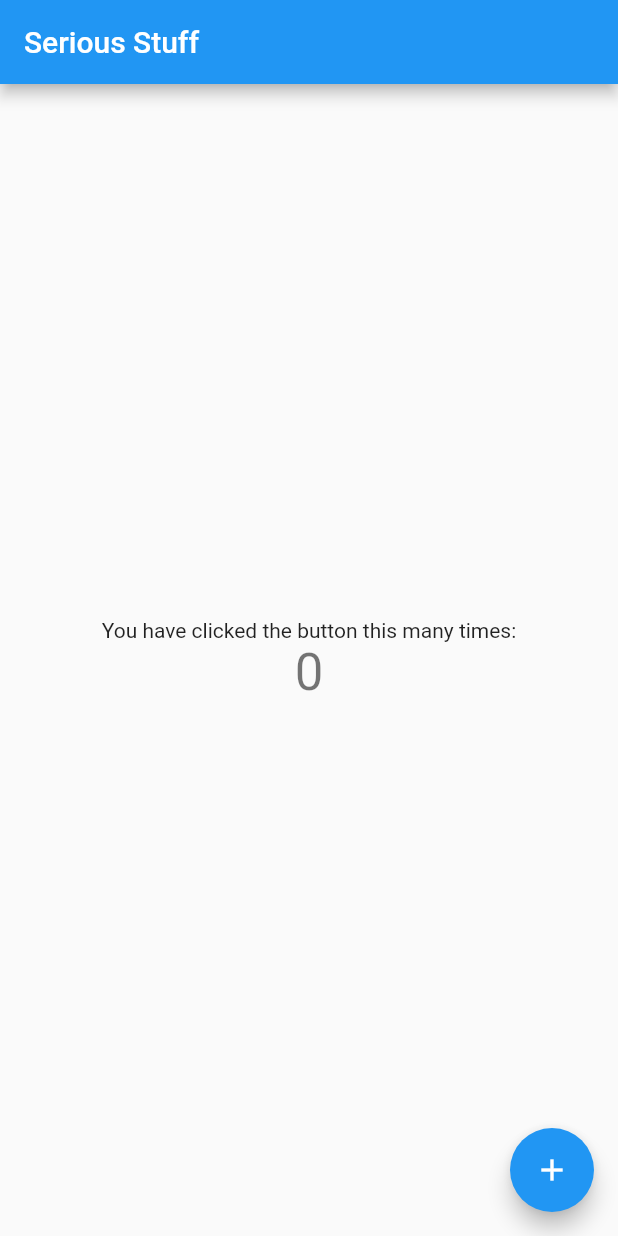
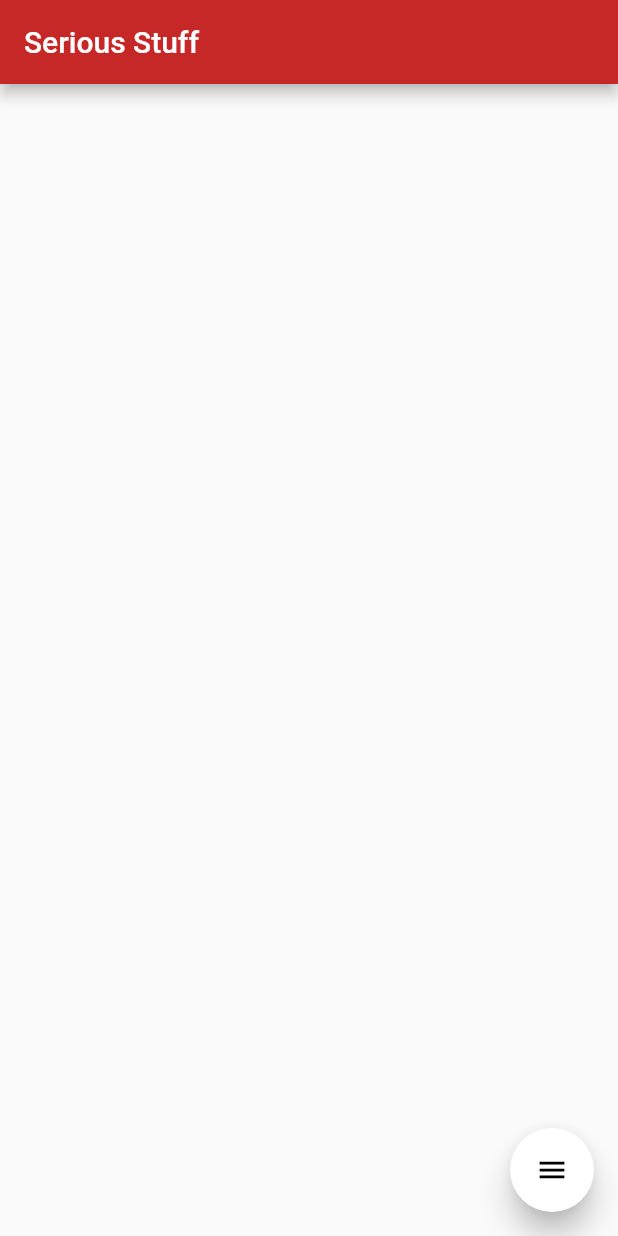
Before and after one commit to cl418/Serious-Stuff, a Flutter app: the screen it shows after launch, on a phone screen of 412 x 824 dp. Run offline on Flutter 3.47's test engine with Material 2 defaults, Android fonts, the phone set to English and light mode, and no system bars; drawn by our look-alikes of flutter_speed_dial.

Commit message:
Add FAB and constants.

```diff
--- /dev/null
+++ b/serious_stuff/lib/components/Fab.dart
@@ -0,0 +1,41 @@
+import 'package:flutter/material.dart';
+import 'package:flutter_speed_dial/flutter_speed_dial.dart';
+import 'package:serious_stuff/constants.dart' as Constants;
+
+SpeedDial buildOptionsFAB() {
+  // The options floating action button.
+  return SpeedDial(
+    marginRight: 18,
+    marginBottom: 20,
+    animatedIcon: AnimatedIcons.menu_close,
+    animatedIconTheme: IconThemeData(size: 22.0),
+    visible: true,
+    closeManually: false,
+    curve: Curves.bounceIn,
+    overlayColor: Colors.black,
+    overlayOpacity: 0.5,
+    onOpen: () => print('OPENING DIAL'),
+    onClose: () => print('DIAL CLOSED'),
+    tooltip: 'Options',
+    heroTag: 'options-fab',
+    backgroundColor: Colors.white,
+    foregroundColor: Colors.black,
+    elevation: 8.0,
+    shape: CircleBorder(),
+    children: [
+      SpeedDialChild(
+          child: Icon(Icons.search),
+          backgroundColor: Constants.primaryColorLight,
+          label: 'Search a room',
+          labelStyle: TextStyle(fontSize: 16.0),
+          onTap: () => print('SEARCH')),
+      SpeedDialChild(
+        child: Icon(Icons.settings),
+        backgroundColor: Constants.primaryColorLight,
+        label: 'Settings',
+        labelStyle: TextStyle(fontSize: 16.0),
+        onTap: () => print('SETTINGS'),
+      ),
+    ],
+  );
+}
--- /dev/null
+++ b/serious_stuff/lib/constants.dart
@@ -0,0 +1,7 @@
+library constants;
+
+import 'package:flutter/material.dart';
+
+final Color primaryColor = new Color(0xffc62828);
+final Color primaryColorDark = new Color(0xff8e0000);
+final Color primaryColorLight = new Color(0xffff5f52);
--- a/serious_stuff/lib/main.dart
+++ b/serious_stuff/lib/main.dart
@@ -1,5 +1,6 @@
 import 'package:flutter/material.dart';
 import 'package:serious_stuff/screens/HomePage.dart';
+import 'package:serious_stuff/constants.dart' as Constants;
 
 void main() {
   runApp(MyApp());
@@ -11,20 +12,11 @@ class MyApp extends StatelessWidget {
   Widget build(BuildContext context) {
     return MaterialApp(
       title: 'Serious Stuff',
+      debugShowCheckedModeBanner: false,
       theme: ThemeData(
-        // This is the theme of your application.
-        //
-        // Try running your application with "flutter run". You'll see the
-        // application has a blue toolbar. Then, without quitting the app, try
-        // changing the primarySwatch below to Colors.green and then invoke
-        // "hot reload" (press "r" in the console where you ran "flutter run",
-        // or simply save your changes to "hot reload" in a Flutter IDE).
-        // Notice that the counter didn't reset back to zero; the application
-        // is not restarted.
-        primarySwatch: Colors.blue,
-        // This makes the visual density adapt to the platform that you run
-        // the app on. For desktop platforms, the controls will be smaller and
-        // closer together (more dense) than on mobile platforms.
+        primaryColor: Constants.primaryColor,
+        primaryColorDark: Constants.primaryColorDark,
+        primaryColorLight: Constants.primaryColorLight,
         visualDensity: VisualDensity.adaptivePlatformDensity,
       ),
       home: HomePage(title: 'Serious Stuff'),
--- a/serious_stuff/lib/screens/HomePage.dart
+++ b/serious_stuff/lib/screens/HomePage.dart
@@ -1,4 +1,6 @@
 import 'package:flutter/material.dart';
+import 'package:serious_stuff/components/Fab.dart';
+
 
 class HomePage extends StatefulWidget {
   HomePage({Key key, this.title}) : super(key: key);
@@ -19,19 +21,6 @@ class HomePage extends StatefulWidget {
 }
 
 class _MyHomePageState extends State<HomePage> {
-  int _counter = 0;
-
-  void _incrementCounter() {
-    setState(() {
-      // This call to setState tells the Flutter framework that something has
-      // changed in this State, which causes it to rerun the build method below
-      // so that the display can reflect the updated values. If we changed
-      // _counter without calling setState(), then the build method would not be
-      // called again, and so nothing would appear to happen.
-      _counter++;
-    });
-  }
-
   @override
   Widget build(BuildContext context) {
     // This method is rerun every time setState is called, for instance as done
@@ -50,37 +39,10 @@ class _MyHomePageState extends State<HomePage> {
         // Center is a layout widget. It takes a single child and positions it
         // in the middle of the parent.
         child: Column(
-          // Column is also a layout widget. It takes a list of children and
-          // arranges them vertically. By default, it sizes itself to fit its
-          // children horizontally, and tries to be as tall as its parent.
-          //
-          // Invoke "debug painting" (press "p" in the console, choose the
-          // "Toggle Debug Paint" action from the Flutter Inspector in Android
-          // Studio, or the "Toggle Debug Paint" command in Visual Studio Code)
-          // to see the wireframe for each widget.
-          //
-          // Column has various properties to control how it sizes itself and
-          // how it positions its children. Here we use mainAxisAlignment to
-          // center the children vertically; the main axis here is the vertical
-          // axis because Columns are vertical (the cross axis would be
-          // horizontal).
           mainAxisAlignment: MainAxisAlignment.center,
-          children: <Widget>[
-            Text(
-              'You have clicked the button this many times:',
-            ),
-            Text(
-              '$_counter',
-              style: Theme.of(context).textTheme.headline4,
-            ),
-          ],
         ),
       ),
-      floatingActionButton: FloatingActionButton(
-        onPressed: _incrementCounter,
-        tooltip: 'Increment',
-        child: Icon(Icons.add),
-      ), // This trailing comma makes auto-formatting nicer for build methods.
+      floatingActionButton: buildOptionsFAB(),
     );
   }
 }
--- a/serious_stuff/pubspec.yaml
+++ b/serious_stuff/pubspec.yaml
@@ -28,6 +28,7 @@ dependencies:
   # The following adds the Cupertino Icons font to your application.
   # Use with the CupertinoIcons class for iOS style icons.
   cupertino_icons: ^0.1.3
+  flutter_speed_dial: ^1.2.5
 
 dev_dependencies:
   flutter_test:
```
Also changed, not shown: serious_stuff/pubspec.lock, 2 other files.
